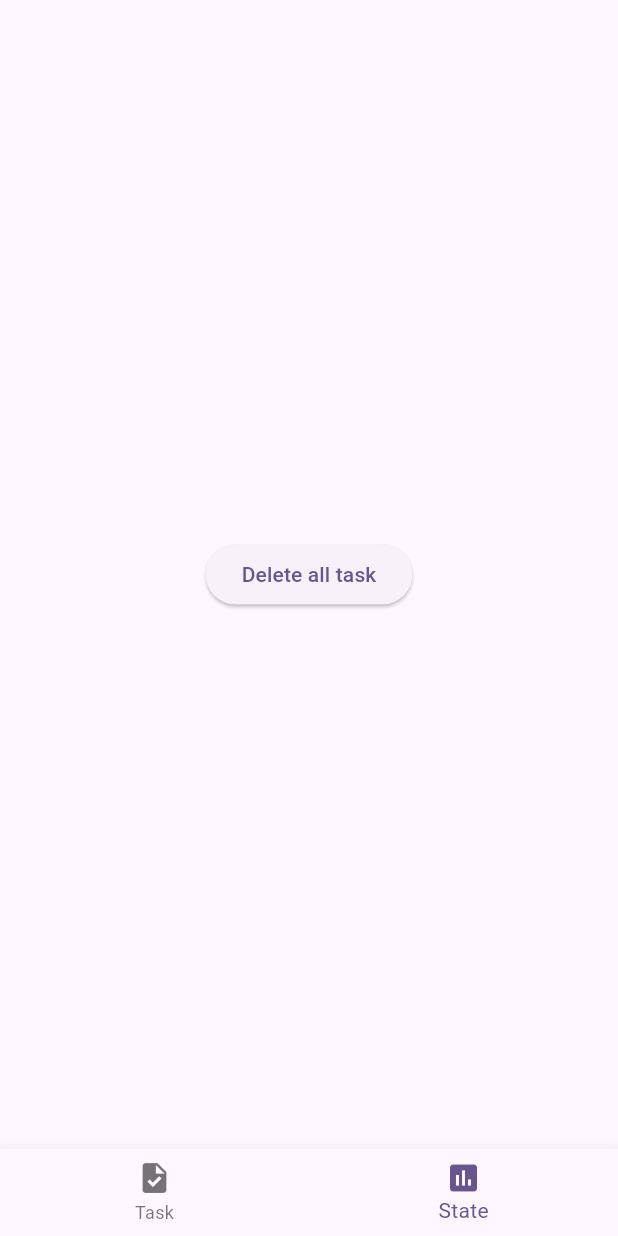
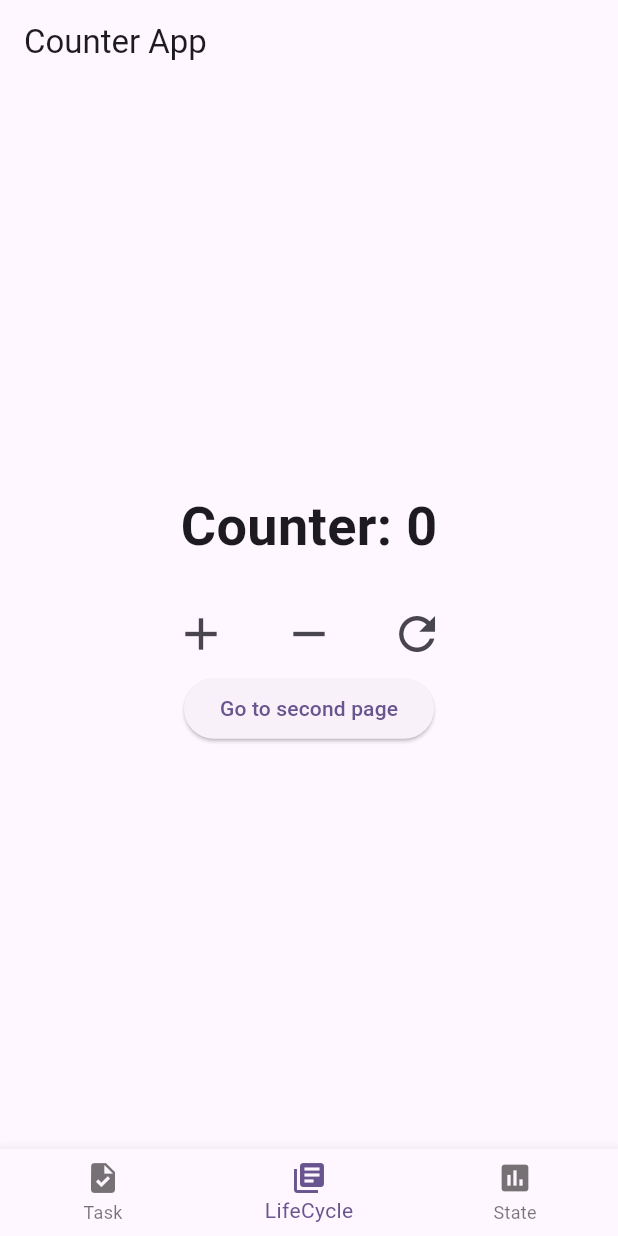
Before and after one commit to YousufRaza1/To-Do, a Flutter app: the screen it shows after launch, item 2 of the bottom bar chosen, on a phone screen of 412 x 824 dp. Run offline on Flutter 3.47's test engine with Material 3 defaults, Android fonts, the phone set to English and light mode, and no system bars; our stand-ins replace sqflite; accounts and stored records are empty.

Commit message:
try a binding type example

```diff
--- /dev/null
+++ b/lib/base_module/life_cycle/view/example1_screen.dart
@@ -0,0 +1,74 @@
+import 'package:flutter/material.dart';
+import '../view_model/counter_view_model.dart';
+import 'example2_screen.dart';
+
+class Example1Screen extends StatefulWidget {
+  const Example1Screen({super.key});
+
+  @override
+  State<Example1Screen> createState() => _Example1ScreenState();
+}
+
+class _Example1ScreenState extends State<Example1Screen> {
+  final viewModel = CounterViewModel();
+
+  @override
+  Widget build(BuildContext context) {
+    return Scaffold(
+      appBar: AppBar(
+        title: Text('Counter App'),
+      ),
+      body: ListenableBuilder(
+          listenable: viewModel,
+          builder: (BuildContext content, _) {
+            return Center(
+              child: Column(
+                mainAxisAlignment: MainAxisAlignment.center,
+                children: [
+                  // Display current counter value
+                  Text(
+                    'Counter: ${viewModel.counter}',
+                    style: TextStyle(
+                      fontSize: 36,
+                      fontWeight: FontWeight.bold,
+                    ),
+                  ),
+                  SizedBox(height: 20),
+                  Row(
+                    mainAxisAlignment: MainAxisAlignment.center,
+                    children: [
+                      // Increment button
+                      IconButton(
+                        icon: Icon(Icons.add, size: 36),
+                        onPressed: viewModel.increment,
+                      ),
+                      SizedBox(width: 20),
+                      // Decrement button
+                      IconButton(
+                        icon: Icon(Icons.remove, size: 36),
+                        onPressed: viewModel.decrement,
+                      ),
+                      SizedBox(width: 20),
+                      // Reset button
+                      IconButton(
+                        icon: Icon(Icons.refresh, size: 36),
+                        onPressed: viewModel.setToZero,
+                      ),
+                    ],
+                  ),
+                  ElevatedButton(
+                      onPressed: () {
+                        Navigator.push(
+                            context,
+                            MaterialPageRoute(
+                                builder: (content) =>
+                                    Example2Screen(viewModel: viewModel)));
+                      },
+                      child: Text('Go to second page'))
+                ],
+              ),
+            );
+          }),
+    );
+  }
+}
--- /dev/null
+++ b/lib/base_module/life_cycle/view_model/counter_view_model.dart
@@ -0,0 +1,26 @@
+import 'package:flutter/material.dart';
+
+import 'package:flutter/foundation.dart';
+
+class CounterViewModel extends ChangeNotifier {
+  int _counter = 0;
+
+  int get counter => _counter;
+
+  void increment() {
+    _counter++;
+    notifyListeners();
+  }
+
+  void decrement() {
+    if (_counter > 0) {
+      _counter--;
+      notifyListeners();
+    }
+  }
+
+  void setToZero() {
+    _counter = 0;
+    notifyListeners();
+  }
+}
--- a/lib/base_module/tab_bar_screen.dart
+++ b/lib/base_module/tab_bar_screen.dart
@@ -1,6 +1,7 @@
 import 'package:flutter/material.dart';
 import 'package:to_do/base_module/task_management/view/task_screen.dart';
 import 'task_management/repository/local_data_source.dart';
+import 'package:to_do/base_module/life_cycle/view/example1_screen.dart';
 
 class BottomNavBarScreen extends StatefulWidget {
   @override
@@ -13,7 +14,9 @@ class _BottomNavBarScreenState extends State<BottomNavBarScreen> {
   // List of screens for each tab
   final List<Widget> _screens = [
     TaskScreen(),
+    Example1Screen(),
     StateTab(),
+
   ];
 
   void _onItemTapped(int index) {
@@ -33,6 +36,10 @@ class _BottomNavBarScreenState extends State<BottomNavBarScreen> {
           BottomNavigationBarItem(
             icon: Icon(Icons.task),
             label: 'Task',
+          ),
+          BottomNavigationBarItem(
+            icon: Icon(Icons.library_books),
+            label: 'LifeCycle',
           ),
           BottomNavigationBarItem(
             icon: Icon(Icons.assessment),
--- a/lib/base_module/task_management/repository/local_data_source.dart
+++ b/lib/base_module/task_management/repository/local_data_source.dart
@@ -31,7 +31,7 @@ class TaskLocalDataSource {
             description TEXT,
             status INTEGER NOT NULL,
             dueDate INTEGER,
-            priority INTEGER NOT NULL,
+            priority  NOTINTEGER NULL,
             createdAt INTEGER NOT NULL,
             updatedAt INTEGER
           )
```
Also changed, not shown: lib/base_module/life_cycle/view/example2_screen.dart (added, +70 -0 lines).
